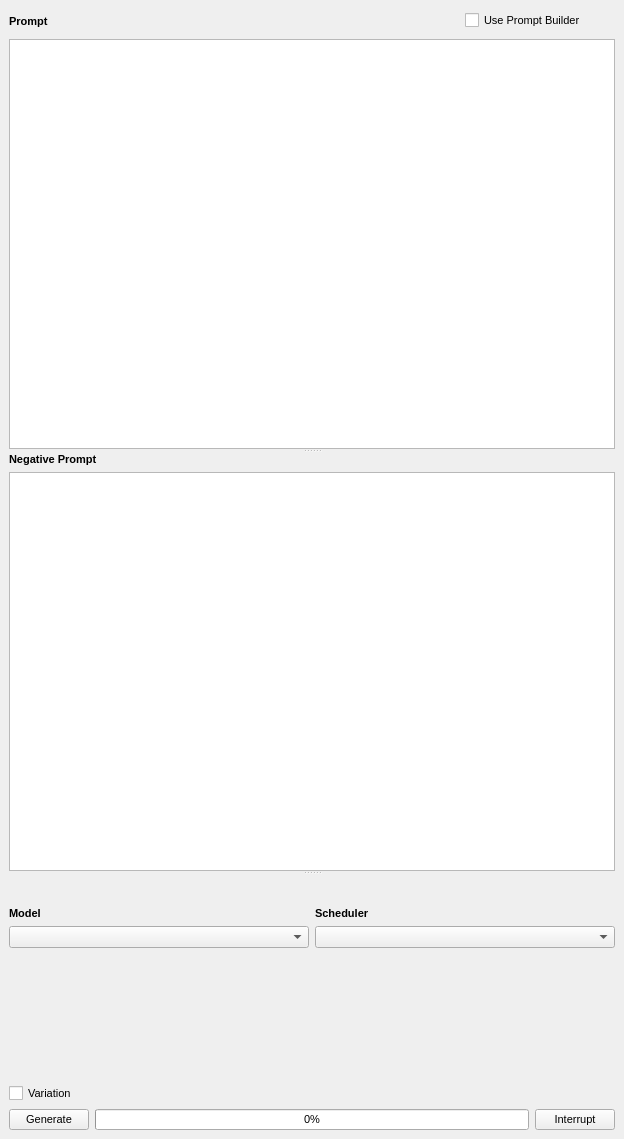
The window that src/airunner/widgets/generator_form/templates/generatorform.ui (Capsize-Games/airunner) describes before a commit, drawn with Qt 5.
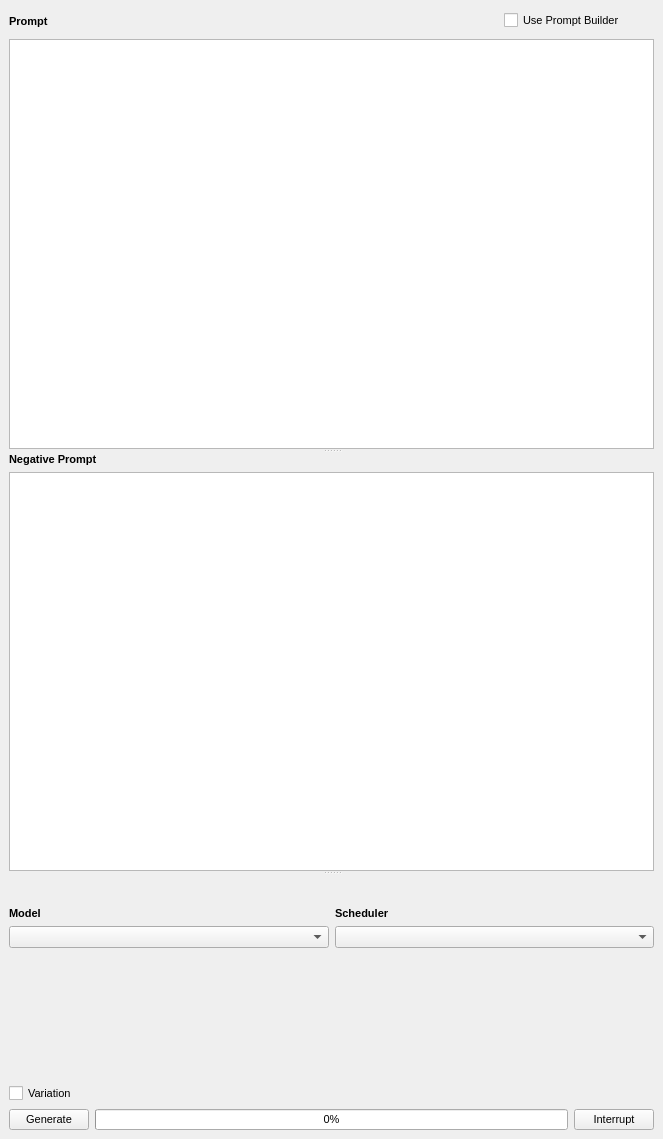
The same window after the commit. Icons and pictures are not drawn. Custom widgets are drawn as their Qt base class.

What changed in the file:
```diff
--- a/src/airunner/widgets/generator_form/templates/generatorform.ui
+++ b/src/airunner/widgets/generator_form/templates/generatorform.ui
@@ -6,7 +6,7 @@
    <rect>
     <x>0</x>
     <y>0</y>
-    <width>624</width>
+    <width>663</width>
     <height>1139</height>
    </rect>
   </property>
@@ -47,7 +47,7 @@
        <rect>
         <x>0</x>
         <y>0</y>
-        <width>624</width>
+        <width>663</width>
         <height>1139</height>
        </rect>
       </property>
```
Left out of the diff: 61 changed lines with no effect on the pictures.
